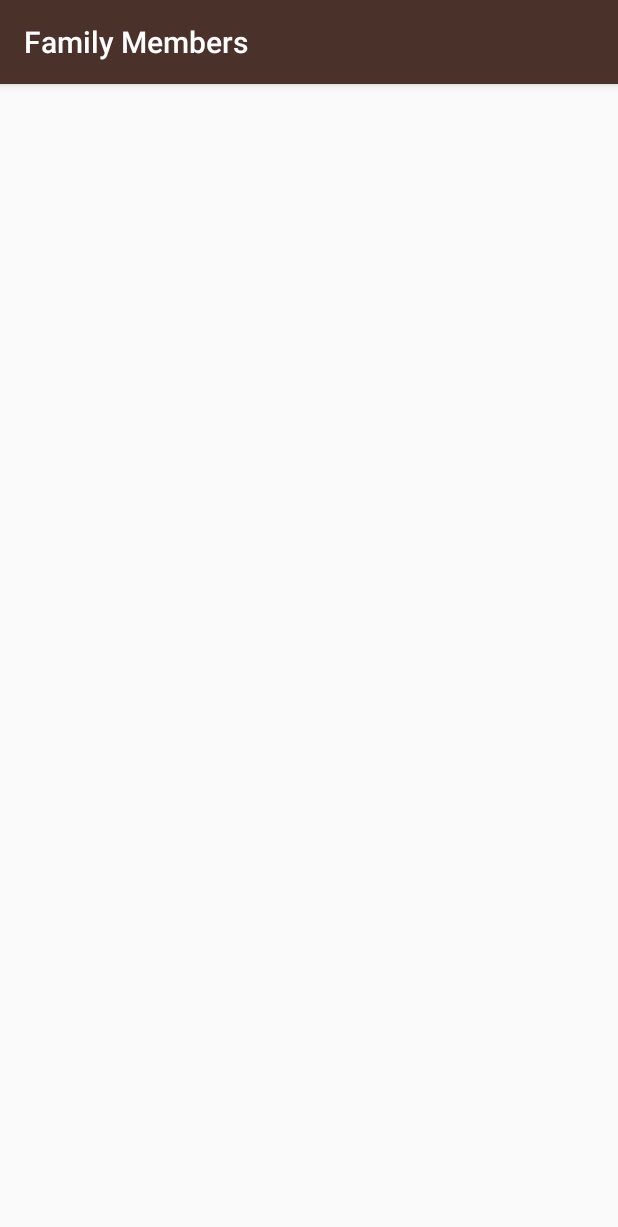
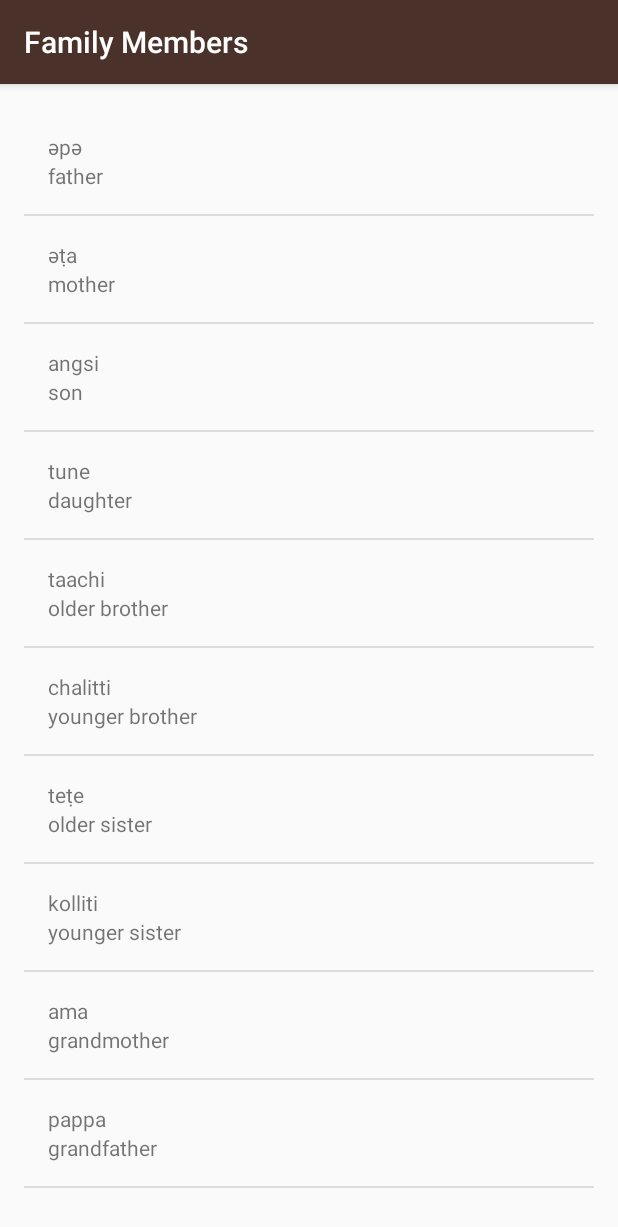
Before and after one commit to ctam91/Miwok, an Android app: the FamilyActivity screen opened directly, with no data from a screen before it, on a phone screen of 412 x 824 dp. Shown: the top 1227 px of the screen. Run offline under Robolectric (Android 15) with nearby library versions, the phone set to English and light mode, and no system bars.

Commit message:
modify activity to use custom class

```diff
--- a/app/src/main/java/com/example/android/miwok/FamilyActivity.java
+++ b/app/src/main/java/com/example/android/miwok/FamilyActivity.java
@@ -1,7 +1,10 @@
 package com.example.android.miwok;
 
+import android.os.Bundle;
 import android.support.v7.app.AppCompatActivity;
-import android.os.Bundle;
+import android.widget.ListView;
+
+import java.util.ArrayList;
 
 public class FamilyActivity extends AppCompatActivity {
 
@@ -9,5 +12,22 @@ public class FamilyActivity extends AppCompatActivity {
     protected void onCreate(Bundle savedInstanceState) {
         super.onCreate(savedInstanceState);
         setContentView(R.layout.activity_family);
+
+        ArrayList<Word> words = new ArrayList<Word>();
+
+        words.add(new Word("father", "әpә"));
+        words.add(new Word("mother", "әṭa"));
+        words.add(new Word("son", "angsi"));
+        words.add(new Word("daughter", "tune"));
+        words.add(new Word("older brother", "taachi"));
+        words.add(new Word("younger brother", "chalitti"));
+        words.add(new Word("older sister", "teṭe"));
+        words.add(new Word("younger sister", "kolliti"));
+        words.add(new Word("grandmother", "ama"));
+        words.add(new Word("grandfather", "pappa"));
+
+        WordAdapter itemsAdapter = new WordAdapter(this, words);
+        ListView listView = (ListView) findViewById(R.id.list);
+        listView.setAdapter(itemsAdapter);
     }
 }
```
Also changed, not shown: app/src/main/java/com/example/android/miwok/ColorsActivity.java (+19 -1 lines), app/src/main/java/com/example/android/miwok/NumbersActivity.java (+10 -3 lines).
